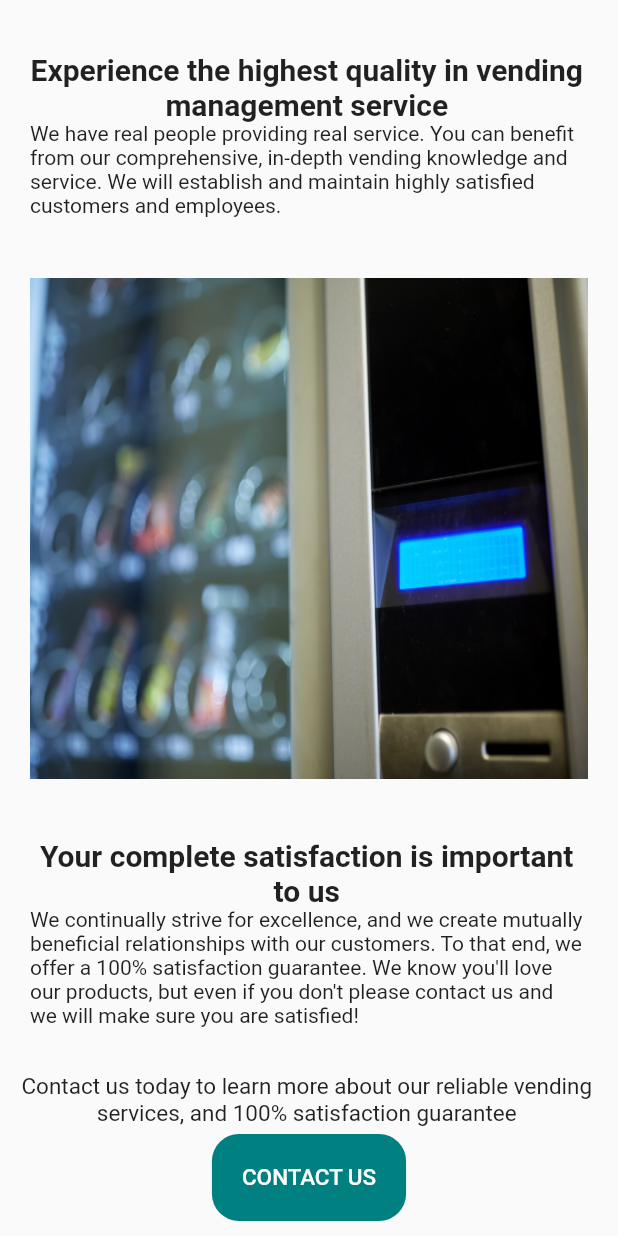
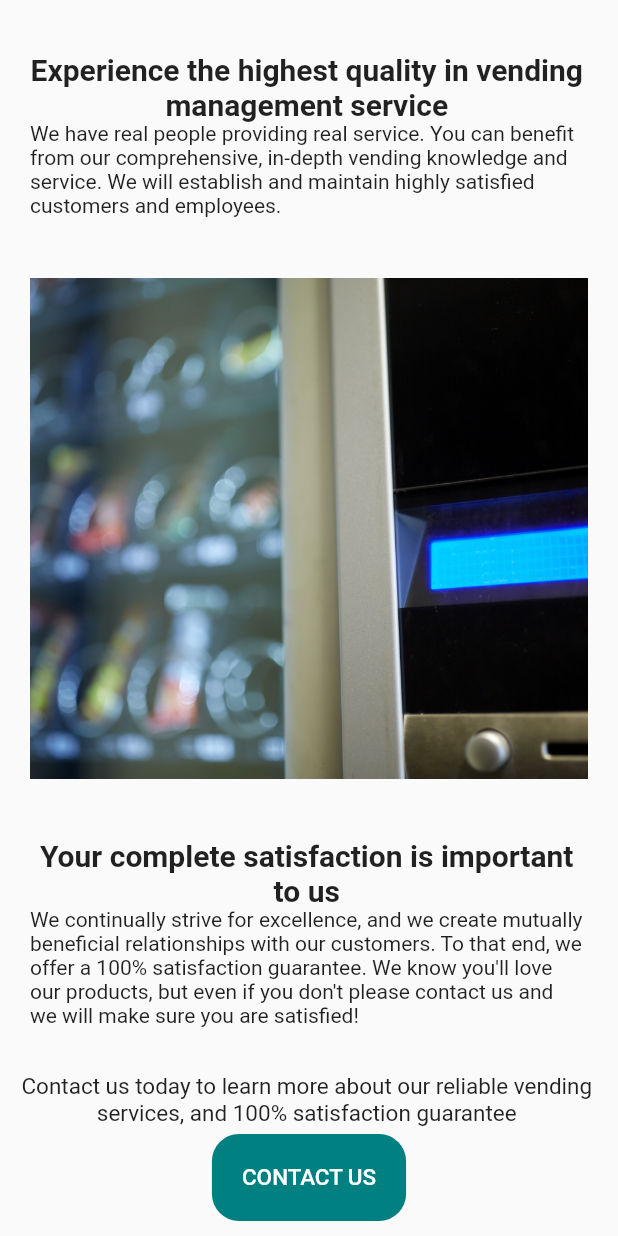
Before and after one commit to JacobFrericks/midiowavending_deploy, a Flutter app: the screen it shows after launch, scrolled down 771 dp, on a phone screen of 412 x 824 dp. Run offline on Flutter 3.47's test engine with Material 2 defaults, Android fonts, the phone set to English and light mode, and no system bars; our stand-ins replace font_awesome_flutter.

Commit message:
Croping images instead of stretching them

```diff
--- a/lib/pictext.dart
+++ b/lib/pictext.dart
@@ -53,7 +53,7 @@ class _ScreenState extends State<PicText> {
           decoration: new BoxDecoration(
             image: DecorationImage(
                 image: AssetImage(widget.picLocation),
-                fit: BoxFit.fill
+                fit: BoxFit.fitHeight
             ),
           ),
         )
```
